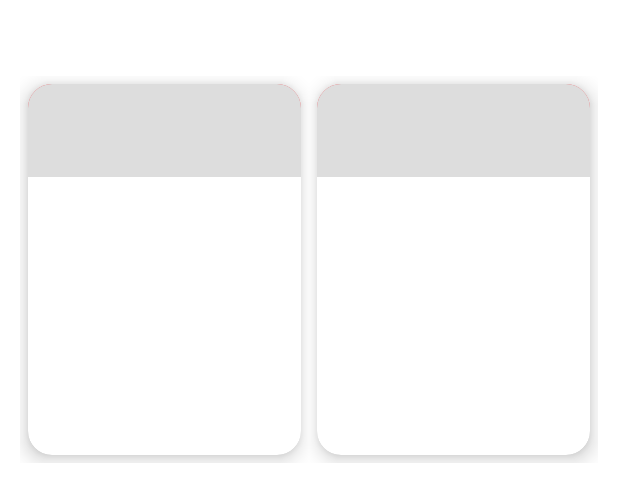
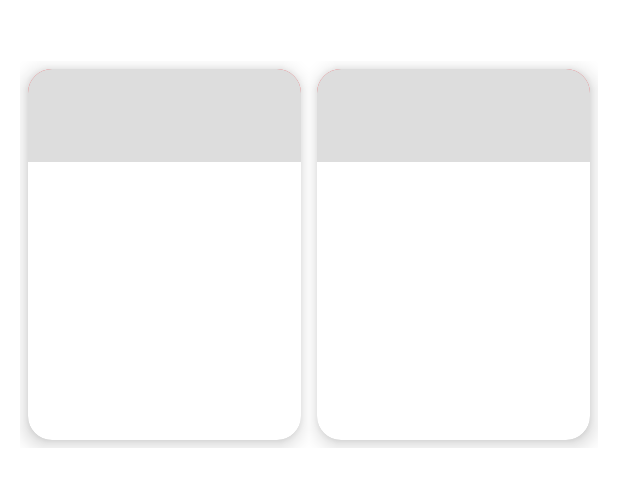
Before and after one commit to Didier123Argel/socio-infonavit-android, an Android app: the layout item_shimmer_purse.xml on its own in the app's theme, with its tools: preview values and no code run, on a phone screen of 412 x 824 dp. Shown: the top 502 px of the screen. Run offline under Robolectric (Android 15) with nearby library versions, the phone set to English and light mode, and no system bars; network calls fail.

Commit message:
# Item_purse.xml, item_shimmer_purse.xml - Fixed top margin

```diff
--- a/app/src/main/res/layout/item_purse.xml
+++ b/app/src/main/res/layout/item_purse.xml
@@ -16,7 +16,10 @@
             tools:text="Casa"
             android:textStyle="bold"
             app:layout_constraintEnd_toEndOf="parent"
-            android:layout_margin="@dimen/wallet_header_default_margin_size"
+            android:layout_marginTop="@dimen/wallet_header_default_margin_size_top"
+            android:layout_marginStart="@dimen/wallet_header_default_margin_size"
+            android:layout_marginEnd="@dimen/wallet_header_default_margin_size"
+            android:layout_marginBottom="@dimen/wallet_header_default_margin_size"
             app:layout_constraintTop_toTopOf="parent"
             app:layout_constraintStart_toStartOf="parent"/>
 
--- a/app/src/main/res/layout/item_shimmer_purse.xml
+++ b/app/src/main/res/layout/item_shimmer_purse.xml
@@ -10,8 +10,10 @@
         android:layout_width="100dp"
         android:layout_height="wrap_content"
         android:background="@color/white"
-        android:layout_margin="@dimen/wallet_header_default_margin_size"
-        app:layout_constraintTop_toTopOf="parent"
+        android:layout_marginTop="@dimen/wallet_header_default_margin_size_top"
+        android:layout_marginStart="@dimen/wallet_header_default_margin_size"
+        android:layout_marginEnd="@dimen/wallet_header_default_margin_size"
+        android:layout_marginBottom="@dimen/wallet_header_default_margin_size"        app:layout_constraintTop_toTopOf="parent"
         app:layout_constraintStart_toStartOf="parent"/>
 
     <androidx.core.widget.NestedScrollView
--- a/app/src/main/res/values/dimen.xml
+++ b/app/src/main/res/values/dimen.xml
@@ -9,5 +9,6 @@
     <dimen name="purse_default_margin_size">13sp</dimen>
     <dimen name="btn_item_default_margin_size">5sp</dimen>
     <dimen name="wallet_header_default_margin_size">18sp</dimen>
+    <dimen name="wallet_header_default_margin_size_top">8sp</dimen>
 
 </resources>
```
